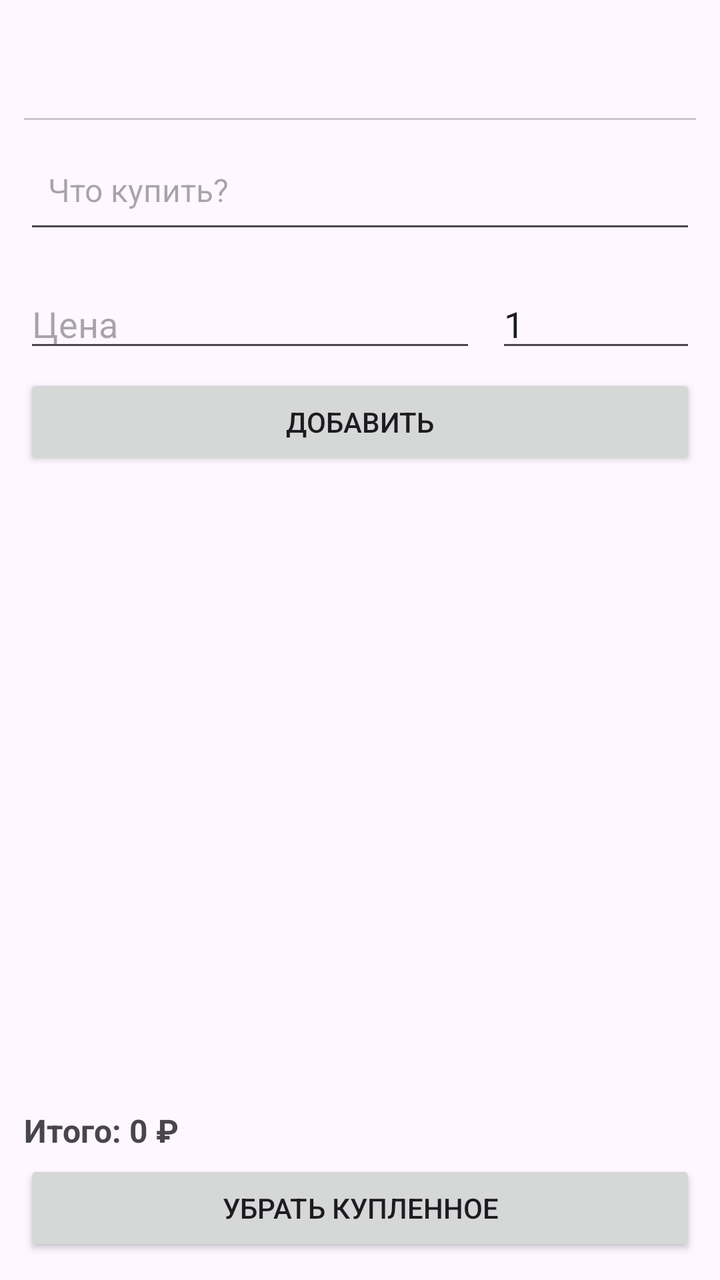
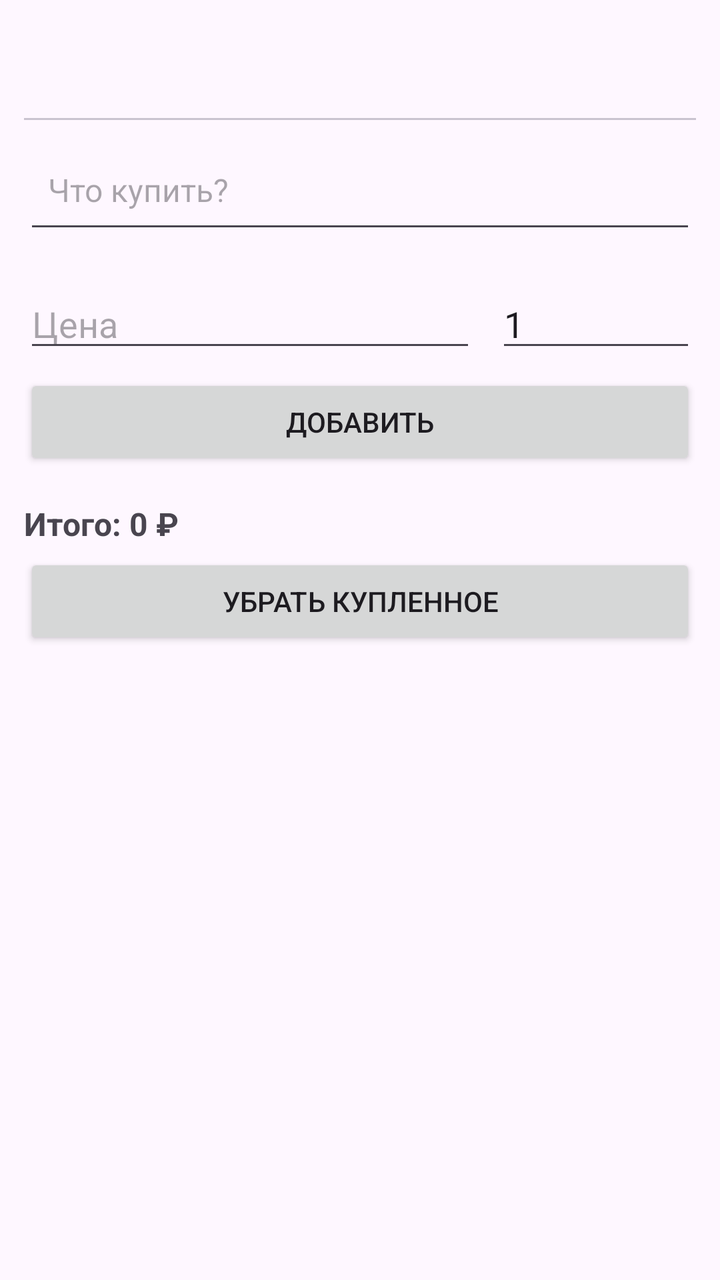

Screens rendered from an Android XML layout before and after an edit, with the pre-edit source and the edit as a unified diff.
<!-- AndroidManifest.xml: application theme Theme.Material3.DayNight -->
<!-- res/layout/activity_main.xml -->
<?xml version="1.0" encoding="utf-8"?>
<LinearLayout xmlns:android="http://schemas.android.com/apk/res/android"
    xmlns:app="http://schemas.android.com/apk/res-auto"
    android:id="@+id/rootLayout"
    android:layout_width="match_parent"
    android:layout_height="match_parent"
    android:orientation="vertical"
    android:padding="12dp">

    <com.google.android.material.tabs.TabLayout
        android:id="@+id/tabLayout"
        android:layout_width="match_parent"
        android:layout_height="wrap_content"
        android:layout_marginBottom="8dp"
        app:tabMode="scrollable" />

    <AutoCompleteTextView
        android:id="@+id/editItem"
        android:layout_width="match_parent"
        android:layout_height="wrap_content"
        android:hint="@string/hint_new_item"
        android:completionThreshold="1"
        android:inputType="textCapSentences"
        android:imeOptions="actionDone"
        android:paddingTop="16dp"
        android:paddingBottom="16dp"
        android:paddingStart="12dp"
        android:paddingEnd="12dp"
        android:textSize="16sp" />

    <HorizontalScrollView
        android:layout_width="match_parent"
        android:layout_height="wrap_content"
        android:layout_marginTop="8dp"
        android:scrollbars="none">

        <com.google.android.material.chip.ChipGroup
            android:id="@+id/chipGroup"
            android:layout_width="wrap_content"
            android:layout_height="wrap_content"
            app:singleSelection="true"
            app:selectionRequired="true"
            app:singleLine="true"
            app:chipSpacingHorizontal="6dp" />
    </HorizontalScrollView>

    <LinearLayout
        android:layout_width="match_parent"
        android:layout_height="wrap_content"
        android:orientation="horizontal"
        android:layout_marginTop="10dp">

        <EditText
            android:id="@+id/editPrice"
            android:layout_width="0dp"
            android:layout_height="wrap_content"
            android:layout_weight="1"
            android:hint="@string/hint_price"
            android:inputType="numberDecimal" />

        <EditText
            android:id="@+id/editQuantity"
            android:layout_width="100dp"
            android:layout_height="wrap_content"
            android:layout_marginStart="10dp"
            android:hint="@string/hint_qty"
            android:inputType="number"
            android:text="1" />
    </LinearLayout>

    <Button
        android:id="@+id/btnAdd"
        android:layout_width="match_parent"
        android:layout_height="wrap_content"
        android:layout_marginTop="6dp"
        android:text="@string/add" />

    <androidx.recyclerview.widget.RecyclerView
        android:id="@+id/recycler"
        android:layout_width="match_parent"
        android:layout_height="0dp"
        android:layout_weight="1"
        android:layout_marginTop="8dp" />

    <TextView
        android:id="@+id/textTotal"
        android:layout_width="match_parent"
        android:layout_height="wrap_content"
        android:paddingTop="8dp"
        android:paddingBottom="4dp"
        android:textSize="16sp"
        android:textStyle="bold"
        android:text="@string/total_zero" />

    <Button
        android:id="@+id/btnClearDone"
        android:layout_width="match_parent"
        android:layout_height="wrap_content"
        android:text="@string/clear_done" />
</LinearLayout>
<!-- resources referenced by this layout -->
<resources>
  <string name="add">Добавить</string>
  <string name="clear_done">Убрать купленное</string>
  <string name="hint_new_item">Что купить?</string>
  <string name="hint_price">Цена</string>
  <string name="hint_qty">Кол-во</string>
  <string name="total_zero">Итого: 0 ₽</string>
</resources>

<!-- the commit's change to res/layout/activity_main.xml (unified diff, before → after) -->
@@ -1,100 +1,107 @@
 <?xml version="1.0" encoding="utf-8"?>
-<LinearLayout xmlns:android="http://schemas.android.com/apk/res/android"
+<androidx.core.widget.NestedScrollView
+    xmlns:android="http://schemas.android.com/apk/res/android"
     xmlns:app="http://schemas.android.com/apk/res-auto"
     android:id="@+id/rootLayout"
     android:layout_width="match_parent"
     android:layout_height="match_parent"
-    android:orientation="vertical"
-    android:padding="12dp">
-
-    <com.google.android.material.tabs.TabLayout
-        android:id="@+id/tabLayout"
-        android:layout_width="match_parent"
-        android:layout_height="wrap_content"
-        android:layout_marginBottom="8dp"
-        app:tabMode="scrollable" />
-
-    <AutoCompleteTextView
-        android:id="@+id/editItem"
-        android:layout_width="match_parent"
-        android:layout_height="wrap_content"
-        android:hint="@string/hint_new_item"
-        android:completionThreshold="1"
-        android:inputType="textCapSentences"
-        android:imeOptions="actionDone"
-        android:paddingTop="16dp"
-        android:paddingBottom="16dp"
-        android:paddingStart="12dp"
-        android:paddingEnd="12dp"
-        android:textSize="16sp" />
-
-    <HorizontalScrollView
-        android:layout_width="match_parent"
-        android:layout_height="wrap_content"
-        android:layout_marginTop="8dp"
-        android:scrollbars="none">
-
-        <com.google.android.material.chip.ChipGroup
-            android:id="@+id/chipGroup"
-            android:layout_width="wrap_content"
-            android:layout_height="wrap_content"
-            app:singleSelection="true"
-            app:selectionRequired="true"
-            app:singleLine="true"
-            app:chipSpacingHorizontal="6dp" />
-    </HorizontalScrollView>
+    android:fillViewport="true">
 
     <LinearLayout
         android:layout_width="match_parent"
         android:layout_height="wrap_content"
-        android:orientation="horizontal"
-        android:layout_marginTop="10dp">
+        android:orientation="vertical"
+        android:padding="12dp">
 
-        <EditText
-            android:id="@+id/editPrice"
-            android:layout_width="0dp"
+        <com.google.android.material.tabs.TabLayout
+            android:id="@+id/tabLayout"
+            android:layout_width="match_parent"
             android:layout_height="wrap_content"
-            android:layout_weight="1"
-            android:hint="@string/hint_price"
-            android:inputType="numberDecimal" />
+            android:layout_marginBottom="8dp"
+            app:tabMode="scrollable" />
 
-        <EditText
-            android:id="@+id/editQuantity"
-            android:layout_width="100dp"
+        <AutoCompleteTextView
+            android:id="@+id/editItem"
+            android:layout_width="match_parent"
             android:layout_height="wrap_content"
-            android:layout_marginStart="10dp"
-            android:hint="@string/hint_qty"
-            android:inputType="number"
-            android:text="1" />
+            android:hint="@string/hint_new_item"
+            android:completionThreshold="1"
+            android:inputType="textCapSentences"
+            android:imeOptions="actionDone"
+            android:paddingTop="16dp"
+            android:paddingBottom="16dp"
+            android:paddingStart="12dp"
+            android:paddingEnd="12dp"
+            android:textSize="16sp" />
+
+        <HorizontalScrollView
+            android:layout_width="match_parent"
+            android:layout_height="wrap_content"
+            android:layout_marginTop="8dp"
+            android:scrollbars="none">
+
+            <com.google.android.material.chip.ChipGroup
+                android:id="@+id/chipGroup"
+                android:layout_width="wrap_content"
+                android:layout_height="wrap_content"
+                app:singleSelection="true"
+                app:selectionRequired="true"
+                app:singleLine="true"
+                app:chipSpacingHorizontal="6dp" />
+        </HorizontalScrollView>
+
+        <LinearLayout
+            android:layout_width="match_parent"
+            android:layout_height="wrap_content"
+            android:orientation="horizontal"
+            android:layout_marginTop="10dp">
+
+            <EditText
+                android:id="@+id/editPrice"
+                android:layout_width="0dp"
+                android:layout_height="wrap_content"
+                android:layout_weight="1"
+                android:hint="@string/hint_price"
+                android:inputType="numberDecimal" />
+
+            <EditText
+                android:id="@+id/editQuantity"
+                android:layout_width="100dp"
+                android:layout_height="wrap_content"
+                android:layout_marginStart="10dp"
+                android:hint="@string/hint_qty"
+                android:inputType="number"
+                android:text="1" />
+        </LinearLayout>
+
+        <Button
+            android:id="@+id/btnAdd"
+            android:layout_width="match_parent"
+            android:layout_height="wrap_content"
+            android:layout_marginTop="6dp"
+            android:text="@string/add" />
+
+        <androidx.recyclerview.widget.RecyclerView
+            android:id="@+id/recycler"
+            android:layout_width="match_parent"
+            android:layout_height="wrap_content"
+            android:nestedScrollingEnabled="false"
+            android:layout_marginTop="8dp" />
+
+        <TextView
+            android:id="@+id/textTotal"
+            android:layout_width="match_parent"
+            android:layout_height="wrap_content"
+            android:paddingTop="8dp"
+            android:paddingBottom="4dp"
+            android:textSize="16sp"
+            android:textStyle="bold"
+            android:text="@string/total_zero" />
+
+        <Button
+            android:id="@+id/btnClearDone"
+            android:layout_width="match_parent"
+            android:layout_height="wrap_content"
+            android:text="@string/clear_done" />
     </LinearLayout>
-
-    <Button
-        android:id="@+id/btnAdd"
-        android:layout_width="match_parent"
-        android:layout_height="wrap_content"
-        android:layout_marginTop="6dp"
-        android:text="@string/add" />
-
-    <androidx.recyclerview.widget.RecyclerView
-        android:id="@+id/recycler"
-        android:layout_width="match_parent"
-        android:layout_height="0dp"
-        android:layout_weight="1"
-        android:layout_marginTop="8dp" />
-
-    <TextView
-        android:id="@+id/textTotal"
-        android:layout_width="match_parent"
-        android:layout_height="wrap_content"
-        android:paddingTop="8dp"
-        android:paddingBottom="4dp"
-        android:textSize="16sp"
-        android:textStyle="bold"
-        android:text="@string/total_zero" />
-
-    <Button
-        android:id="@+id/btnClearDone"
-        android:layout_width="match_parent"
-        android:layout_height="wrap_content"
-        android:text="@string/clear_done" />
-</LinearLayout>
+</androidx.core.widget.NestedScrollView>
